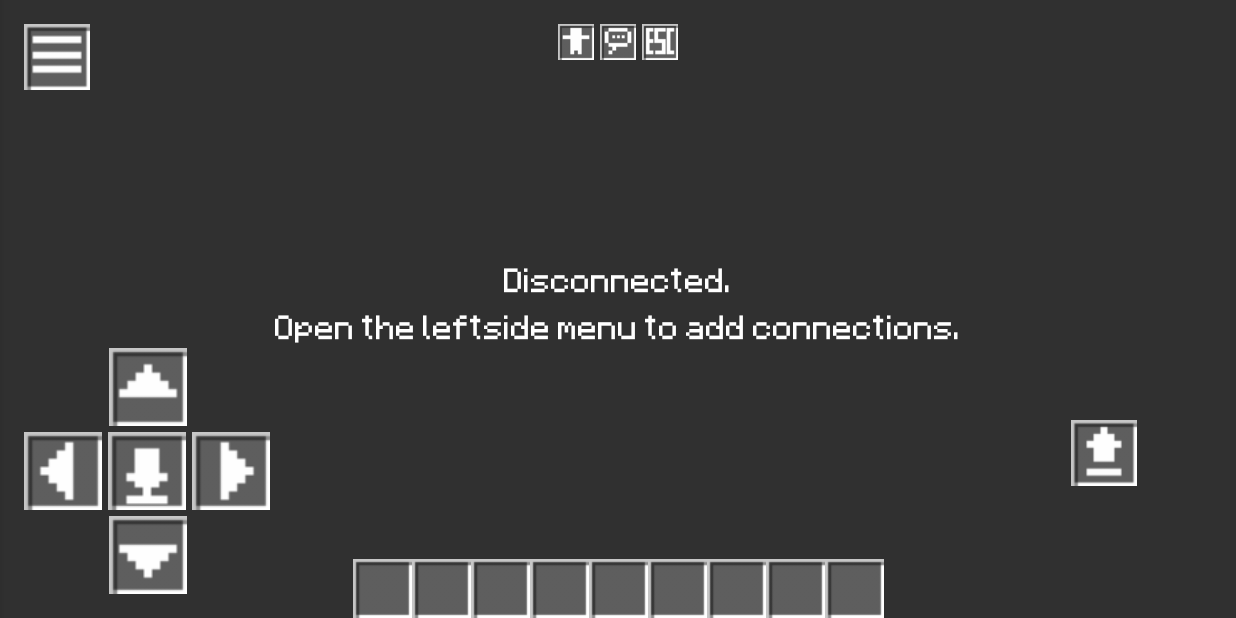
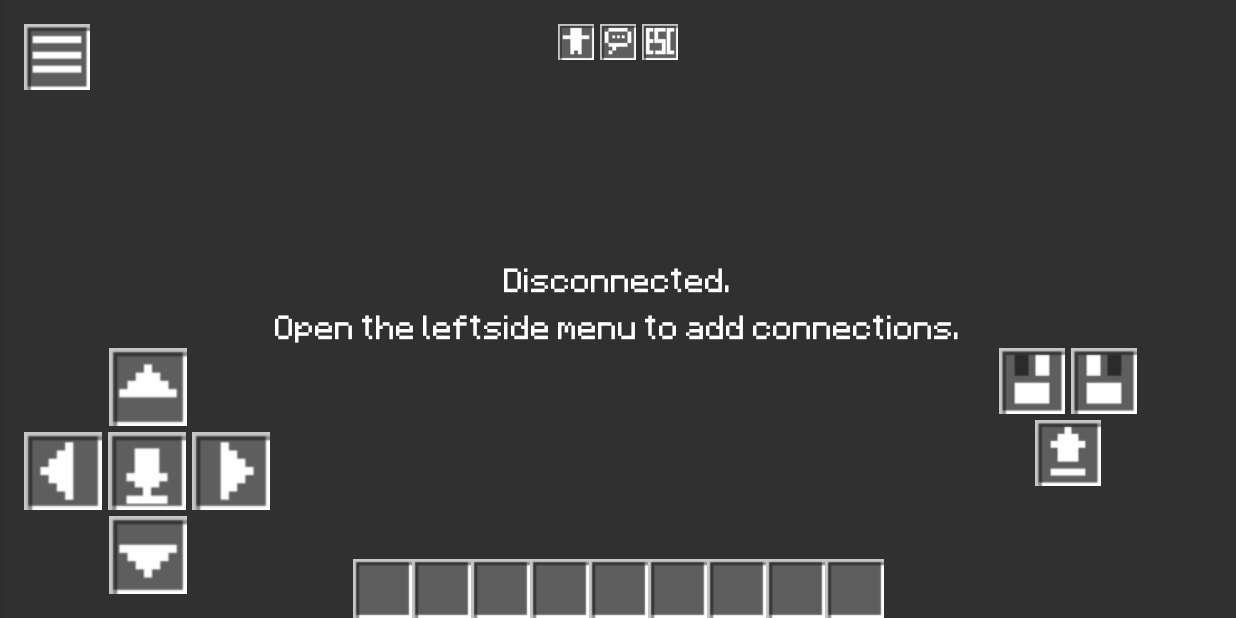
Before and after one commit to JesusMRS05/MCForgeCommander, an Android app: the screen it shows after launch (MainActivity), on a phone screen of 824 x 412 dp (held sideways). Run offline under Robolectric (Android 15) with nearby library versions, the phone set to English and light mode, and no system bars.

Commit message:
feat(gui): add click buttons

```diff
--- a/app/src/main/res/layout/activity_main.xml
+++ b/app/src/main/res/layout/activity_main.xml
@@ -408,21 +408,62 @@
         app:layout_constraintStart_toStartOf="parent"
         app:layout_constraintTop_toTopOf="parent" />
 
+    <LinearLayout
+        android:layout_width="wrap_content"
+        android:layout_height="wrap_content"
+        android:layout_marginEnd="66dp"
+        android:layout_marginBottom="88dp"
+        app:layout_constraintEnd_toEndOf="parent"
+        app:layout_constraintBottom_toBottomOf="parent"
+        android:orientation="vertical">
+        <LinearLayout
+            android:layout_width="wrap_content"
+            android:layout_height="wrap_content"
+            android:orientation="horizontal">
+            <ImageButton
+                android:id="@+id/btnLeftClick"
+                android:layout_width="44dp"
+                android:layout_height="44dp"
+                android:background="@android:color/transparent"
+                android:foreground="?attr/selectableItemBackground"
+                android:scaleType="fitXY"
+                android:src="@drawable/minecraft_frame_left_click"
+                android:translationX="0dp"
+                android:clickable="false"
+                android:focusable="false"
+                android:duplicateParentState="true"/>
+
+            <View
+                android:layout_width="4dp"
+                android:layout_height="0dp" />
+
+            <ImageButton
+                android:id="@+id/btnRightClick"
+                android:layout_width="44dp"
+                android:layout_height="44dp"
+                android:background="@android:color/transparent"
+                android:foreground="?attr/selectableItemBackground"
+                android:scaleType="fitXY"
+                android:src="@drawable/minecraft_frame_right_click"
+                android:translationX="0dp"
+                android:clickable="false"
+                android:focusable="false"
+                android:duplicateParentState="true"/>
+        </LinearLayout>
         <ImageButton
             android:id="@+id/btnJump"
             android:layout_width="44dp"
             android:layout_height="44dp"
-        android:layout_marginEnd="66dp"
-        android:layout_marginBottom="88dp"
             android:background="@android:color/transparent"
             android:foreground="?attr/selectableItemBackground"
             android:scaleType="fitXY"
             android:src="@drawable/minecraft_frame_jump"
             android:translationX="0dp"
-        app:layout_constraintEnd_toEndOf="parent"
-        app:layout_constraintBottom_toBottomOf="parent"
             android:clickable="false"
             android:focusable="false"
-        android:duplicateParentState="true"/>
+            android:duplicateParentState="true"
+            android:layout_gravity="center_horizontal"
+            android:layout_marginTop="4dp"/>
+    </LinearLayout>
 
 </androidx.constraintlayout.widget.ConstraintLayout>
```
Lines whose indentation alone changed are shown as unchanged.
